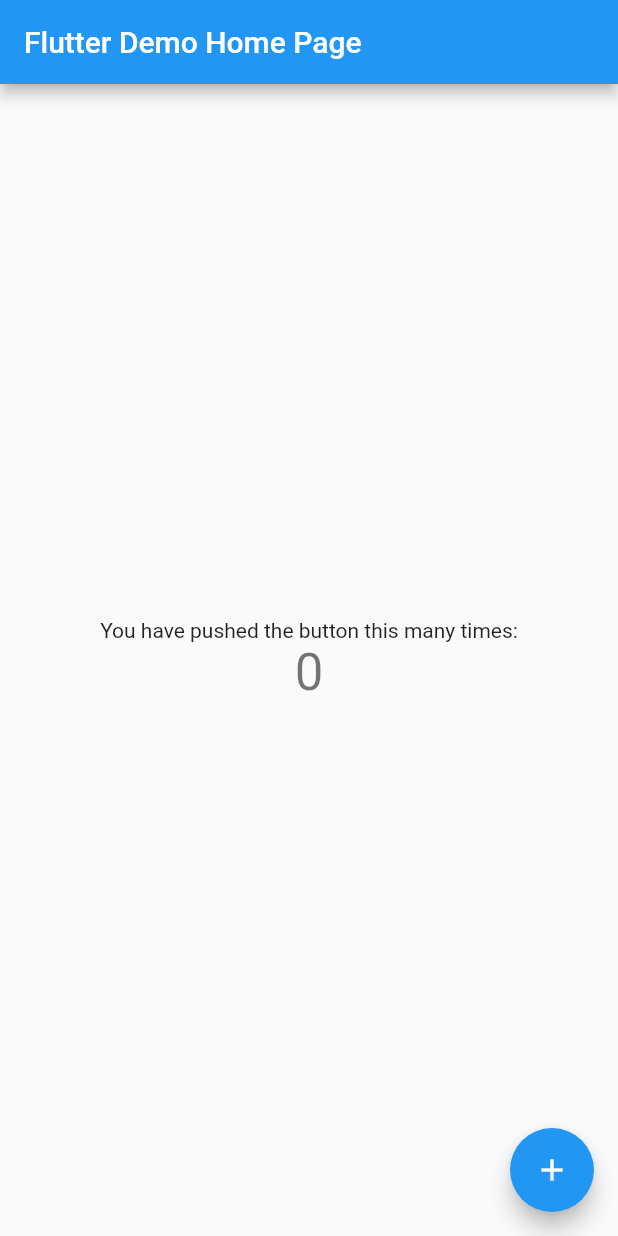
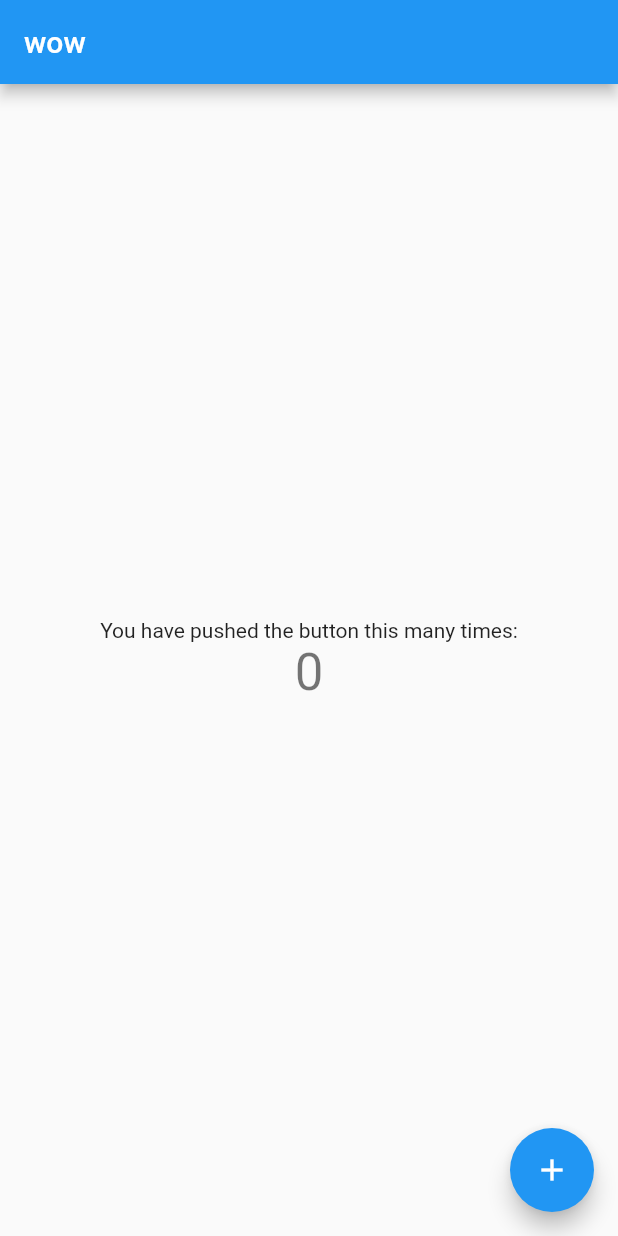
Before and after one commit to lsmin1021/plantlog, a Flutter app: the screen it shows after launch, on a phone screen of 412 x 824 dp. Run offline on Flutter 3.47's test engine with Material 2 defaults, Android fonts, the phone set to English and light mode, and no system bars.

Commit message:
commit test

```diff
--- a/lib/main.dart
+++ b/lib/main.dart
@@ -22,7 +22,7 @@ class MyApp extends StatelessWidget {
         // is not restarted.
         primarySwatch: Colors.blue,
       ),
-      home: MyHomePage(title: 'Flutter Demo Home Page'),
+      home: MyHomePage(title: 'wow'),
     );
   }
 }
```
